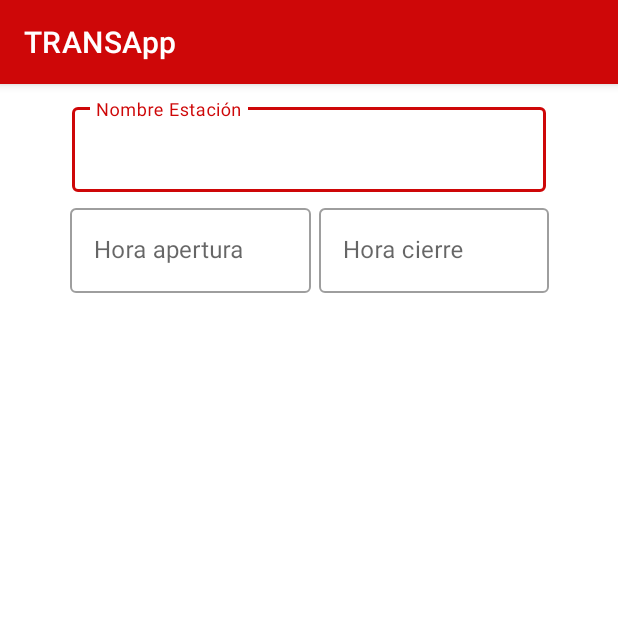
After one commit to JSenen/TRANSApp, an Android app: the AddStationView screen opened directly, with no data from a screen before it, on a phone screen of 412 x 824 dp, the top half of it. The commit adds this screen. Run offline under Robolectric (Android 15) with nearby library versions, the phone set to English and light mode, and no system bars.

Commit message:
Changing Activity View

```diff
--- a/app/build.gradle
+++ b/app/build.gradle
@@ -64,6 +64,12 @@ dependencies {
     //MapBox
     implementation 'com.mapbox.maps:android:10.12.1'
 
+    //TimePicker
+    implementation 'androidx.appcompat:appcompat:1.6.1'
+    implementation 'com.wdullaer:materialdatetimepicker:4.2.3'
+
+    implementation 'com.google.android.material:material:1.8.0'
+
 
 
 }
--- a/app/src/main/AndroidManifest.xml
+++ b/app/src/main/AndroidManifest.xml
@@ -16,6 +16,9 @@
         android:supportsRtl="true"
         android:theme="@style/Theme.TRANSApp"
         tools:targetApi="31">
+        <activity
+            android:name=".view.AddStationView"
+            android:exported="false" />
         <activity
             android:name=".view.EditStationView"
             android:exported="false" />
--- /dev/null
+++ b/app/src/main/java/com/example/transapp/view/AddStationView.java
@@ -0,0 +1,50 @@
+package com.example.transapp.view;
+
+import androidx.appcompat.app.AppCompatActivity;
+import android.app.TimePickerDialog;
+import android.icu.util.Calendar;
+import android.os.Bundle;
+
+import android.view.View;
+import android.widget.EditText;
+import android.widget.TimePicker;
+
+import com.example.transapp.R;
+
+public class AddStationView extends AppCompatActivity {
+
+    @Override
+    protected void onCreate(Bundle savedInstanceState) {
+        super.onCreate(savedInstanceState);
+        setContentView(R.layout.activity_add_station_view);
+
+        EditText editTextHoraOpen = findViewById(R.id.edtxt_addstation_hopen);
+        EditText editTextHoraClose = findViewById(R.id.edtxt_addstation_hclose);
+
+
+       // Crear una instancia de Calendar y obtener la hora actual
+        Calendar calendar = Calendar.getInstance();
+        int hora = calendar.get(Calendar.HOUR_OF_DAY);
+        int minuto = calendar.get(Calendar.MINUTE);
+
+        // Crear un objeto TimePickerDialog con el estilo Material
+        TimePickerDialog timePickerDialog = new TimePickerDialog(this, com.google.android.material.R.style.MaterialAlertDialog_MaterialComponents_Title_Icon_CenterStacked, new TimePickerDialog.OnTimeSetListener() {
+            @Override
+            public void onTimeSet(TimePicker view, int hourOfDay, int minute) {
+                // Aquí puedes hacer lo que necesites con la hora seleccionada
+                editTextHoraOpen.setText(hourOfDay + ":" + minute);
+            }
+        }, hora, minuto, false);
+
+        // Mostrar el diálogo de selección de tiempo al hacer clic en el EditText
+        editTextHoraOpen.setOnClickListener(new View.OnClickListener() {
+            @Override
+            public void onClick(View v) {
+                editTextHoraOpen.requestFocus();
+                timePickerDialog.show();
+            }
+        });
+
+
+    }
+}
--- a/app/src/main/java/com/example/transapp/view/SeeStationesActivityView.java
+++ b/app/src/main/java/com/example/transapp/view/SeeStationesActivityView.java
@@ -84,10 +84,20 @@ public class SeeStationesActivityView extends AppCompatActivity implements SeeSt
 
     @Override
     public boolean onOptionsItemSelected(@NonNull MenuItem item) {
-        //Regresa a la pantalla anterior
-        Intent intent = new Intent(this, LogedModLinesActivityView.class);
-        startActivity(intent);
-        return true;
+        if (item.getItemId() == R.id.taskbar_stations_itemBack){
+            //Regresa a la pantalla anterior
+            Intent intent = new Intent(this, LogedModLinesActivityView.class);
+            startActivity(intent);
+            return true;
+        }else if(item.getItemId() == R.id.taskbar_stations_itemAdd){
+            //Regresa a la pantalla principal
+            Intent intent = new Intent(this, AddStationView.class);
+            startActivity(intent);
+            //TODO Pasar los datos a la activity de la linea
+            return true;
+        }
+
+        return false;
     }
 
     @Override
--- /dev/null
+++ b/app/src/main/res/layout/activity_add_station_view.xml
@@ -0,0 +1,86 @@
+<?xml version="1.0" encoding="utf-8"?>
+<androidx.constraintlayout.widget.ConstraintLayout xmlns:android="http://schemas.android.com/apk/res/android"
+    xmlns:app="http://schemas.android.com/apk/res-auto"
+    xmlns:tools="http://schemas.android.com/tools"
+    android:layout_width="match_parent"
+    android:layout_height="match_parent"
+    tools:context=".view.AddStationView">
+
+    <LinearLayout
+        android:layout_width="410dp"
+        android:layout_height="370dp"
+        android:orientation="vertical"
+        android:padding="10dp"
+        app:layout_constraintEnd_toEndOf="parent"
+        app:layout_constraintStart_toStartOf="parent"
+        app:layout_constraintTop_toTopOf="parent">
+
+        <com.google.android.material.textfield.TextInputLayout
+            android:id="@+id/addstation_name_layoutt"
+            style="@style/Widget.MaterialComponents.TextInputLayout.OutlinedBox"
+            android:layout_width="316dp"
+            android:layout_height="wrap_content"
+            android:layout_gravity="center_horizontal"
+            android:hint="Nombre Estación"
+            app:layout_constraintEnd_toEndOf="parent"
+            app:layout_constraintHorizontal_bias="0.5"
+            app:layout_constraintStart_toStartOf="parent"
+            app:layout_constraintTop_toTopOf="parent">
+
+            <com.google.android.material.textfield.TextInputEditText
+                android:id="@+id/edtxt_addstation_name"
+                android:layout_width="match_parent"
+                android:layout_height="wrap_content" />
+        </com.google.android.material.textfield.TextInputLayout>
+
+        <LinearLayout
+            android:layout_width="wrap_content"
+            android:layout_height="wrap_content"
+            android:layout_gravity="center_horizontal"
+            android:orientation="horizontal"
+            android:paddingTop="5dp">
+
+            <com.google.android.material.textfield.TextInputLayout
+                android:id="@+id/addstation_hopen_layout"
+                style="@style/Widget.MaterialComponents.TextInputLayout.OutlinedBox"
+                android:layout_width="166dp"
+                android:layout_height="wrap_content"
+                android:hint="Hora apertura"
+                android:paddingRight="5dp"
+                app:layout_constraintEnd_toEndOf="parent"
+                app:layout_constraintHorizontal_bias="0.5"
+                app:layout_constraintStart_toStartOf="parent"
+                app:layout_constraintTop_toTopOf="parent">
+
+                <com.google.android.material.textfield.TextInputEditText
+                    android:id="@+id/edtxt_addstation_hopen"
+                    android:layout_width="match_parent"
+                    android:layout_height="wrap_content"
+                    android:focusable="false"
+                    android:focusableInTouchMode="true"
+                    android:inputType="none" />
+            </com.google.android.material.textfield.TextInputLayout>
+
+            <com.google.android.material.textfield.TextInputLayout
+                android:id="@+id/addstation_hclose_layout"
+                style="@style/Widget.MaterialComponents.TextInputLayout.OutlinedBox"
+                android:layout_width="match_parent"
+                android:layout_height="wrap_content"
+                android:hint="Hora cierre"
+                app:layout_constraintEnd_toEndOf="parent"
+                app:layout_constraintHorizontal_bias="0.5"
+                app:layout_constraintStart_toStartOf="parent"
+                app:layout_constraintTop_toTopOf="parent">
+
+                <com.google.android.material.textfield.TextInputEditText
+                    android:id="@+id/edtxt_addstation_hclose"
+                    android:layout_width="153dp"
+                    android:layout_height="wrap_content"
+                    android:inputType="none" />
+            </com.google.android.material.textfield.TextInputLayout>
+
+
+        </LinearLayout>
+
+    </LinearLayout>
+</androidx.constraintlayout.widget.ConstraintLayout>
--- a/app/src/main/res/menu/taskbarmenu_admin_stations.xml
+++ b/app/src/main/res/menu/taskbarmenu_admin_stations.xml
@@ -3,10 +3,12 @@
     xmlns:android="http://schemas.android.com/apk/res/android">
 
     <item
+        android:id="@+id/taskbar_stations_itemBack"
         android:icon="?attr/actionModeCloseDrawable"
         android:title="Item"
         app:showAsAction="always" />
     <item
+        android:id="@+id/taskbar_stations_itemAdd"
         android:icon="@android:drawable/ic_menu_add"
         android:title="Item"
         app:showAsAction="always" />
```
